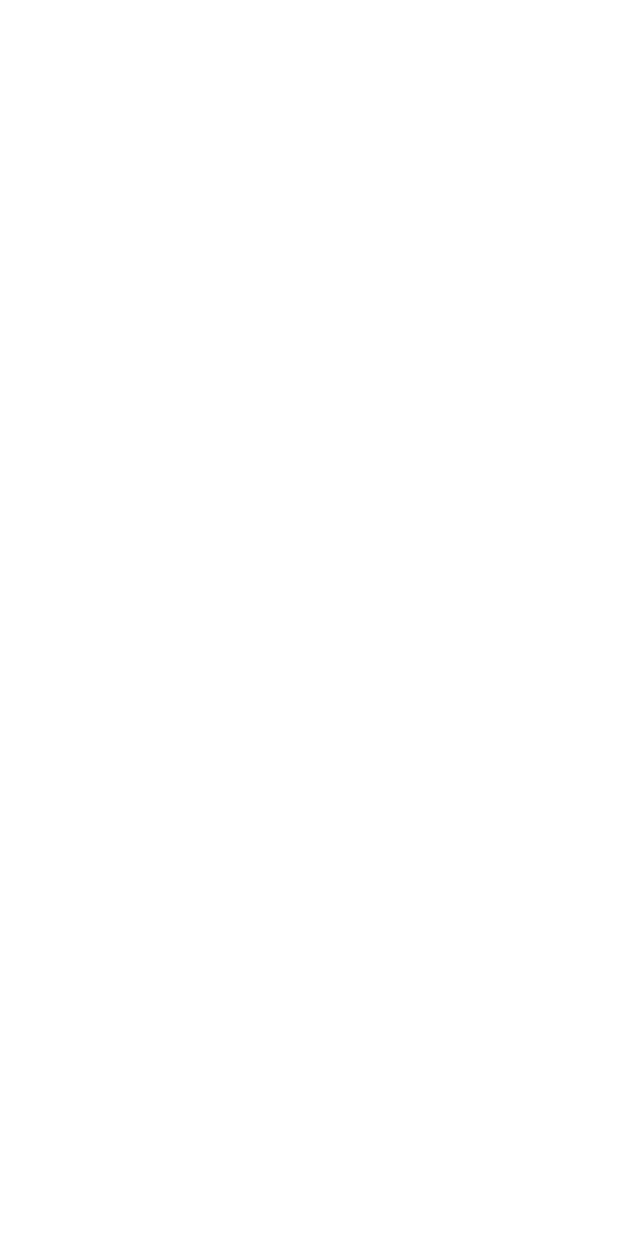
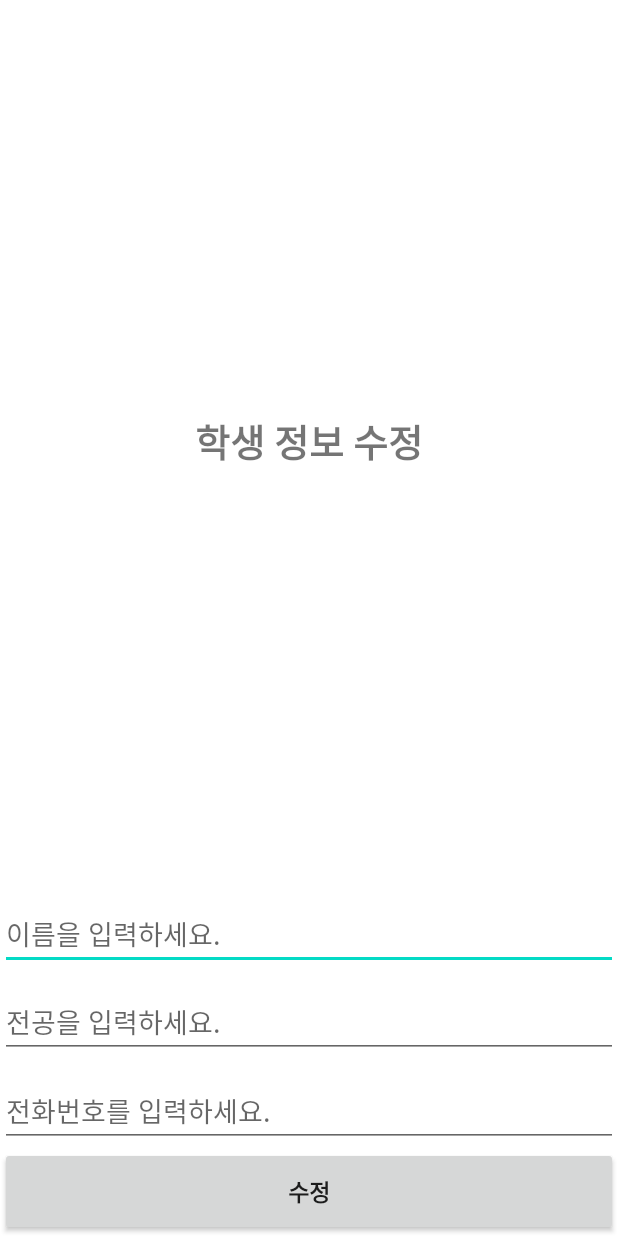
Before and after one commit to kyeongmipak/SQLite_2, an Android app: the UpdateActivity screen opened directly, with no data from a screen before it, on a phone screen of 412 x 824 dp. Before the commit the screen is empty. Run offline under Robolectric (Android 15) with nearby library versions, the phone set to English and light mode, and no system bars; 1 statement that could not run was skipped.

Commit message:
update add_kyeongmi

```diff
--- a/app/src/main/AndroidManifest.xml
+++ b/app/src/main/AndroidManifest.xml
@@ -21,6 +21,7 @@
                 <category android:name="android.intent.category.LAUNCHER" />
             </intent-filter>
         </activity>
+
     </application>
 
 </manifest>
--- a/app/src/main/java/com/android/sqlite_2/UpdateActivity.java
+++ b/app/src/main/java/com/android/sqlite_2/UpdateActivity.java
@@ -3,13 +3,77 @@ package com.android.sqlite_2;
 import androidx.appcompat.app.AppCompatActivity;
 
 import android.app.Activity;
+import android.content.Intent;
+import android.database.sqlite.SQLiteDatabase;
 import android.os.Bundle;
+import android.view.View;
+import android.widget.Button;
+import android.widget.EditText;
+import android.widget.Toast;
 
 public class UpdateActivity extends Activity {
+
+    final static String TAG = "Status";
+
+    Button btnUpdate;
+    EditText studentName, studentMajor, studentTel;
+    StudentInfo studentInfo;
+    String name, major, tel;
+    int studentId;
 
     @Override
     protected void onCreate(Bundle savedInstanceState) {
         super.onCreate(savedInstanceState);
         setContentView(R.layout.activity_update);
+
+        studentInfo = new StudentInfo(UpdateActivity.this);
+
+        studentName = findViewById(R.id.studentname_update);
+        studentMajor = findViewById(R.id.studentmajor_update);
+        studentTel = findViewById(R.id.studenttel_update);
+
+        Intent intent = getIntent();
+        name = intent.getStringExtra("studentname");
+        major = intent.getStringExtra("studentmajor");
+        tel = intent.getStringExtra("studenttel");
+        studentId = intent.getIntExtra("studentid",0);
+
+        studentName.setText(name);
+        studentMajor.setText(major);
+        studentTel.setText(tel);
+
+        findViewById(R.id.btnUpdate).setOnClickListener(onClickListener);
+
     }
+
+    View.OnClickListener onClickListener = new View.OnClickListener() {
+
+        SQLiteDatabase DB;
+
+        @Override
+        public void onClick(View v) {
+
+            name = studentName.getText().toString();
+            major = studentMajor.getText().toString();
+            tel = studentTel.getText().toString();
+
+            try{
+                DB = studentInfo.getWritableDatabase();
+
+                String query = "UPDATE student SET studentname = '" + name + "', studentmajor = '" + major;
+                String query1 = "', studenttel = '" + tel + "' WHERE studentid = " + Integer.toString(studentId) + ";";
+                DB.execSQL(query+query1);
+
+                studentInfo.close();
+                Toast.makeText(UpdateActivity.this, "학생 정보가 수정되었습니다.", Toast.LENGTH_SHORT).show();
+
+            } catch (Exception e){
+                e.printStackTrace();
+                Toast.makeText(UpdateActivity.this, "오류가 발생하였습니다.", Toast.LENGTH_SHORT).show();
+            }
+
+            Intent intent = new Intent(UpdateActivity.this, SelectActivity.class);
+            startActivity(intent);
+        }
+    };
 }
--- a/app/src/main/res/layout/activity_update.xml
+++ b/app/src/main/res/layout/activity_update.xml
@@ -1,9 +1,58 @@
 <?xml version="1.0" encoding="utf-8"?>
-<androidx.constraintlayout.widget.ConstraintLayout xmlns:android="http://schemas.android.com/apk/res/android"
+<LinearLayout xmlns:android="http://schemas.android.com/apk/res/android"
+    android:orientation="vertical"
     xmlns:app="http://schemas.android.com/apk/res-auto"
     xmlns:tools="http://schemas.android.com/tools"
     android:layout_width="match_parent"
     android:layout_height="match_parent"
     tools:context=".UpdateActivity">
 
-</androidx.constraintlayout.widget.ConstraintLayout>
+    <TextView
+        android:layout_width="match_parent"
+        android:layout_height="0dp"
+        android:text="학생 정보 수정"
+        android:textSize="25dp"
+        android:gravity="center"
+        android:textStyle="bold"
+        android:layout_weight="10"
+        />
+
+    <EditText
+        android:id="@+id/studentname_update"
+        android:layout_width="match_parent"
+        android:layout_height="0dp"
+        android:layout_weight="1"
+        android:hint="이름을 입력하세요."
+        android:gravity="bottom"
+        />
+
+    <EditText
+        android:id="@+id/studentmajor_update"
+        android:layout_width="match_parent"
+        android:layout_height="0dp"
+        android:layout_weight="1"
+        android:hint="전공을 입력하세요."
+        android:gravity="bottom"
+        />
+
+    <EditText
+        android:id="@+id/studenttel_update"
+        android:layout_width="match_parent"
+        android:layout_height="0dp"
+        android:layout_weight="1"
+        android:hint="전화번호를 입력하세요."
+        android:gravity="bottom"
+        />
+
+    <Button
+        android:id="@+id/btnStudent_update"
+        android:layout_width="match_parent"
+        android:layout_height="0dp"
+        android:layout_weight="1"
+        android:gravity="center"
+        android:text="수정"
+        android:textStyle="bold"
+        android:textSize="15dp"
+        />
+
+</LinearLayout>
```
